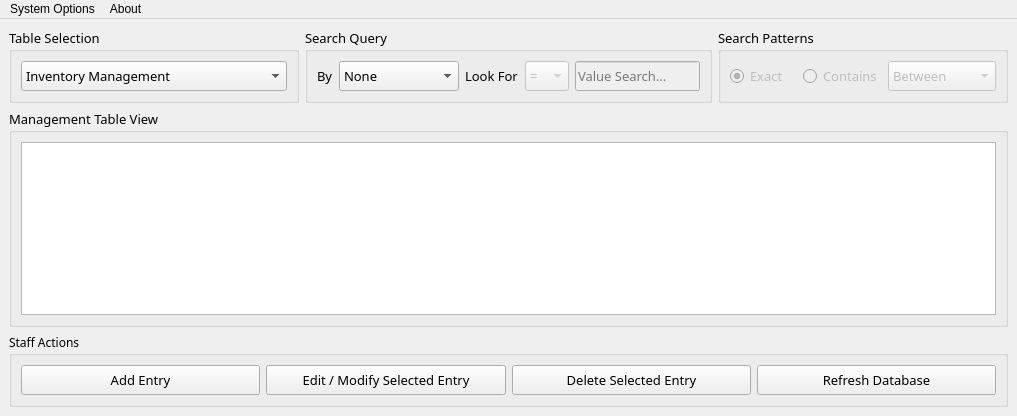
The window that PyQt5 Backend and FrontEnd Design/Route88_DataViewerCmpnt.ui (CodexLink/Route88_HybridBusinessSystem) describes before a commit, drawn with Qt 5.
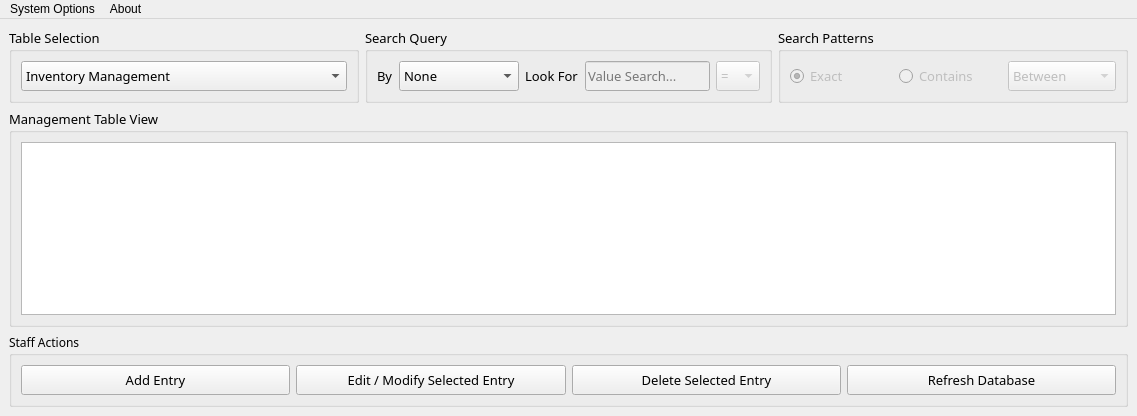
The same window after the commit. Icons and pictures are not drawn.

Commit message:
[PROGRESSION] > Various UI Change Stage 1
...

```diff
--- a/PyQt5 Backend and FrontEnd Design/Route88_DataViewerCmpnt.ui
+++ b/PyQt5 Backend and FrontEnd Design/Route88_DataViewerCmpnt.ui
@@ -9,7 +9,7 @@
    <rect>
     <x>0</x>
     <y>0</y>
-    <width>1017</width>
+    <width>1137</width>
     <height>416</height>
    </rect>
   </property>
@@ -144,7 +144,7 @@
            <item>
             <widget class="QComboBox" name="Query_ColumnOpt">
              <property name="sizePolicy">
-              <sizepolicy hsizetype="Preferred" vsizetype="Ignored">
+              <sizepolicy hsizetype="Minimum" vsizetype="Ignored">
                <horstretch>0</horstretch>
                <verstretch>0</verstretch>
               </sizepolicy>
@@ -248,13 +248,32 @@
              </property>
             </widget>
            </item>
+           <item>
+            <widget class="QLineEdit" name="Query_ValueToSearch">
+             <property name="enabled">
+              <bool>false</bool>
+             </property>
+             <property name="sizePolicy">
+              <sizepolicy hsizetype="Minimum" vsizetype="Ignored">
+               <horstretch>0</horstretch>
+               <verstretch>0</verstretch>
+              </sizepolicy>
+             </property>
+             <property name="placeholderText">
+              <string>Value Search...</string>
+             </property>
+             <property name="clearButtonEnabled">
+              <bool>true</bool>
+             </property>
+            </widget>
+           </item>
            <item>
             <widget class="QComboBox" name="Query_Operator">
              <property name="enabled">
               <bool>false</bool>
              </property>
              <property name="sizePolicy">
-              <sizepolicy hsizetype="Preferred" vsizetype="Ignored">
+              <sizepolicy hsizetype="Fixed" vsizetype="Ignored">
                <horstretch>0</horstretch>
                <verstretch>0</verstretch>
               </sizepolicy>
@@ -294,25 +313,6 @@
              </item>
             </widget>
            </item>
-           <item>
-            <widget class="QLineEdit" name="Query_ValueToSearch">
-             <property name="enabled">
-              <bool>false</bool>
-             </property>
-             <property name="sizePolicy">
-              <sizepolicy hsizetype="Preferred" vsizetype="Ignored">
-               <horstretch>0</horstretch>
-               <verstretch>0</verstretch>
-              </sizepolicy>
-             </property>
-             <property name="placeholderText">
-              <string>Value Search...</string>
-             </property>
-             <property name="clearButtonEnabled">
-              <bool>true</bool>
-             </property>
-            </widget>
-           </item>
           </layout>
          </item>
         </layout>
@@ -630,7 +630,7 @@
     <rect>
      <x>0</x>
      <y>0</y>
-     <width>1017</width>
+     <width>1137</width>
      <height>21</height>
     </rect>
    </property>
```
Left out of the diff: 8 changed lines with no effect on the pictures. The commit also changes 7 other files.
